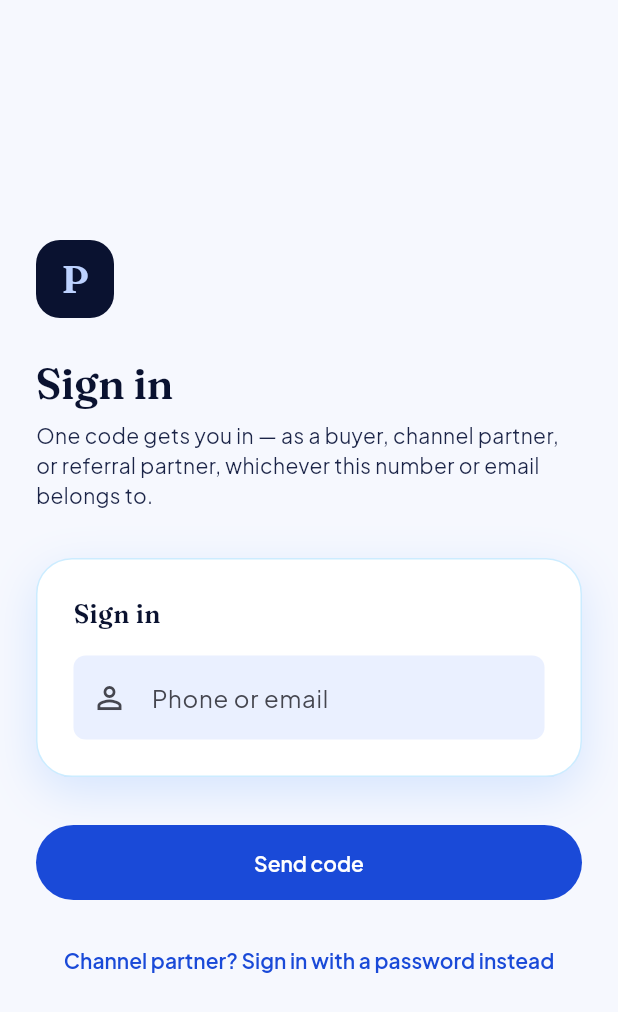
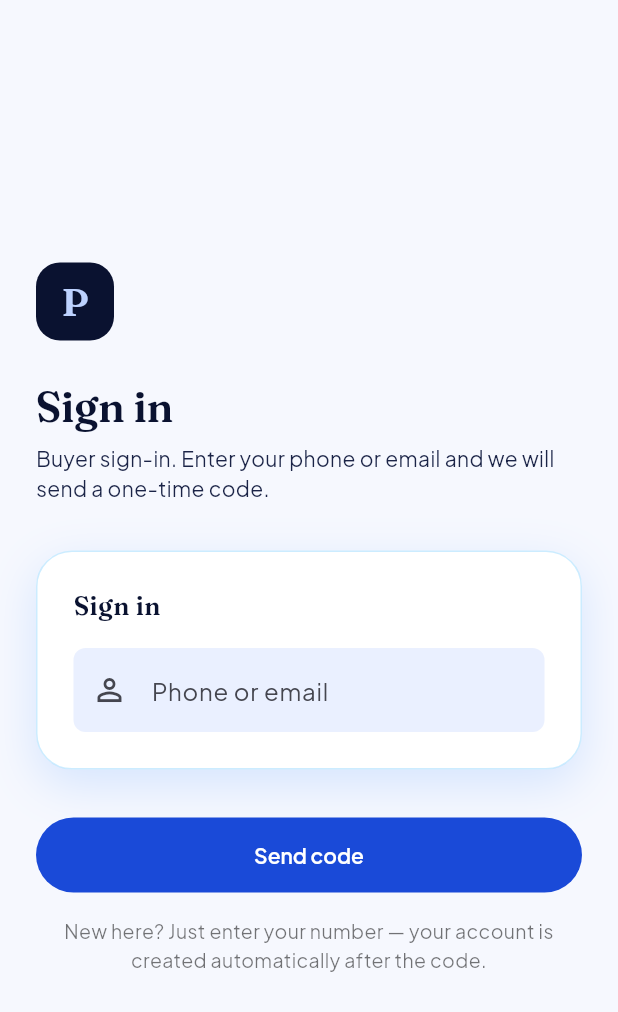
Before and after one commit to brajendra1211/realestate, a Flutter app: the BuyerLoginScreen screen opened by its route, on a phone screen of 412 x 824 dp. Shown: the top 1012 px of the screen. Run offline on Flutter 3.47's test engine with Material 3 defaults, Android fonts, the phone set to English and light mode, and no system bars; our stand-ins replace audioplayers, cached_network_image, cookie_jar, dio, dio_cookie_manager, file_picker and 7 more; missing offline and left inert: mobile_scanner, razorpay_flutter; accounts and stored records are empty; network calls fail; statements that could not run were skipped.

Commit message:
Login screens: show only the register/help that belongs to the selected panel (web + mobile)
Co-Authored-By: Claude Sonnet 5.5 <noreply@anthropic.com>

```diff
--- a/mobile/lib/features/buyer/auth/buyer_login_screen.dart
+++ b/mobile/lib/features/buyer/auth/buyer_login_screen.dart
@@ -78,7 +78,7 @@ class _BuyerLoginScreenState extends State<BuyerLoginScreen> {
                         const AuthHeader(
                           title: 'Sign in',
                           subtitle:
-                              'One code gets you in — as a buyer, channel partner, or referral partner, whichever this number or email belongs to.',
+                              'Buyer sign-in. Enter your phone or email and we will send a one-time code.',
                         ),
                         const SizedBox(height: AppSpacing.xl),
                         if (_errorMessage != null) ...[
@@ -108,10 +108,11 @@ class _BuyerLoginScreenState extends State<BuyerLoginScreen> {
                           onPressed: _submit,
                         ),
                         const SizedBox(height: AppSpacing.md),
-                        Center(
-                          child: TextButton(
-                            onPressed: () => context.push(RoutePaths.agentLogin),
-                            child: const Text('Channel partner? Sign in with a password instead'),
+                        const Center(
+                          child: Text(
+                            'New here? Just enter your number — your account is created automatically after the code.',
+                            textAlign: TextAlign.center,
+                            style: TextStyle(fontSize: 13, color: Colors.black54),
                           ),
                         ),
                       ],
```
Also changed, not shown: mobile/lib/features/investor/auth/investor_login_screen.dart (+8 -0 lines), 1 other file.
